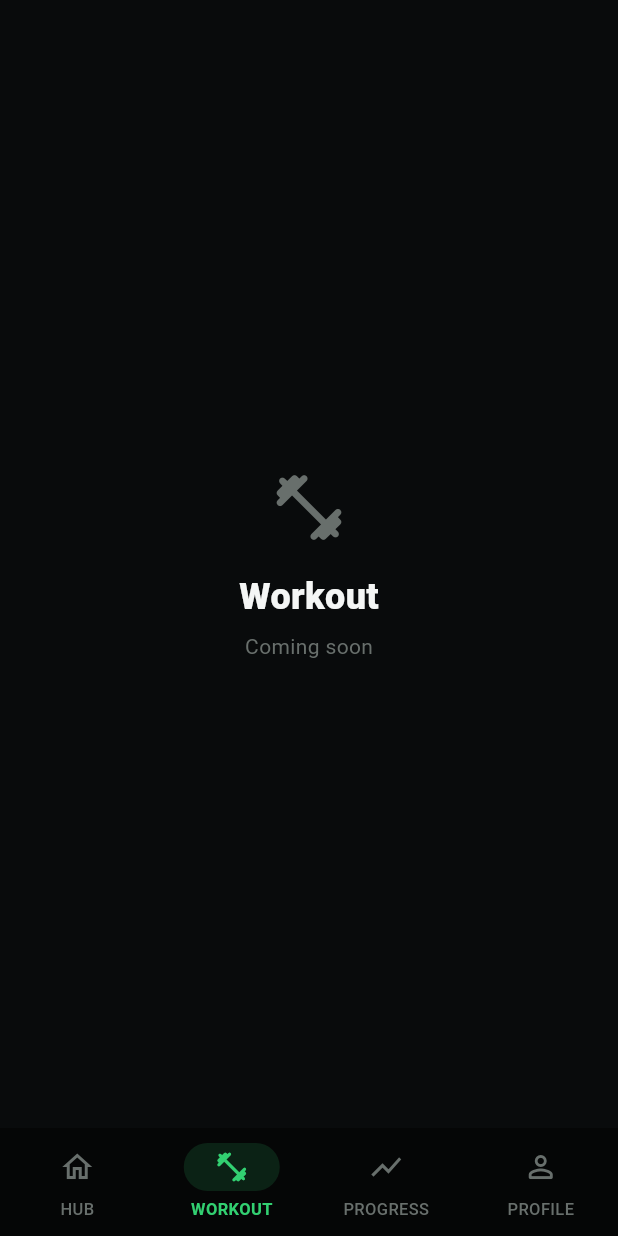
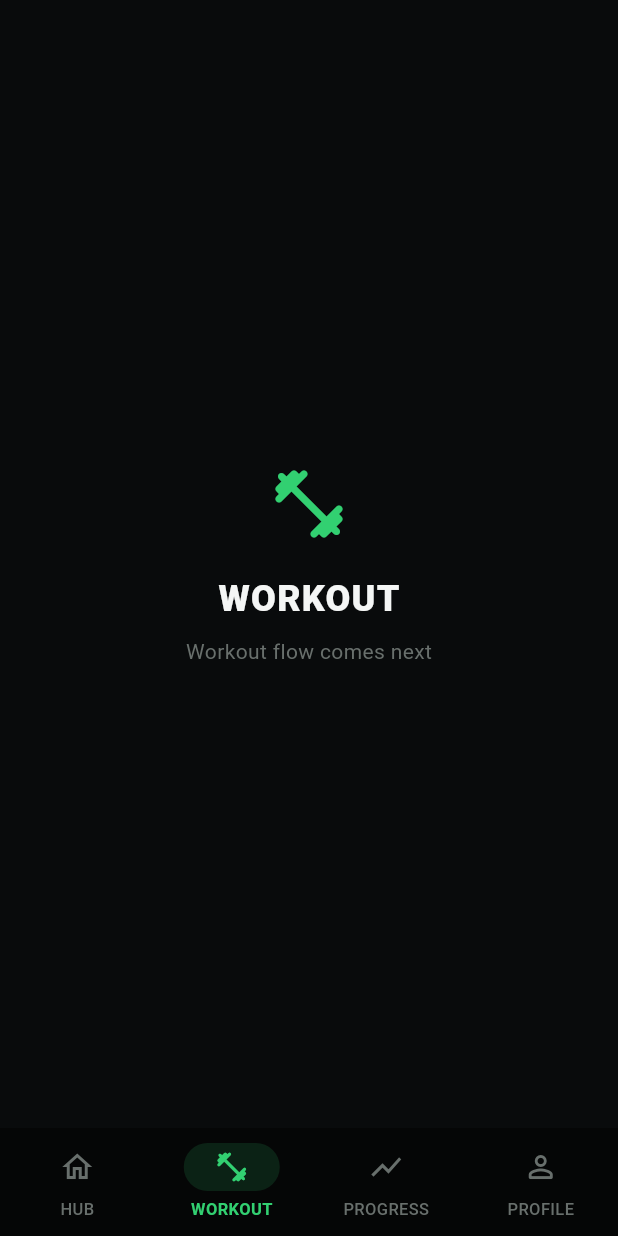
Before and after one commit to MLundberg82/GymRat, a Flutter app: the screen it shows after launch, item 2 of the bottom bar chosen, on a phone screen of 412 x 824 dp. Run offline on Flutter 3.47's test engine with Material 3 defaults, Android fonts, the phone set to English and light mode, and no system bars.

Commit message:
Create GymRat app shell and feature navigation

```diff
--- a/lib/app/gymrat_app.dart
+++ b/lib/app/gymrat_app.dart
@@ -1,7 +1,7 @@
 import 'package:flutter/material.dart';
 
 import '../core/theme/gymrat_theme.dart';
-import '../features/hub/presentation/hub_screen.dart';
+import 'gymrat_shell.dart';
 
 class GymRatApp extends StatelessWidget {
   const GymRatApp({super.key});
@@ -12,7 +12,7 @@ class GymRatApp extends StatelessWidget {
       title: 'GymRat',
       debugShowCheckedModeBanner: false,
       theme: GymRatTheme.dark,
-      home: const HubScreen(),
+      home: const GymRatShell(),
     );
   }
 }
--- /dev/null
+++ b/lib/app/gymrat_shell.dart
@@ -0,0 +1,69 @@
+import 'package:flutter/material.dart';
+
+import '../core/theme/gymrat_colors.dart';
+import '../features/hub/presentation/hub_screen.dart';
+import '../features/profile/presentation/profile_screen.dart';
+import '../features/progress/presentation/progress_screen.dart';
+import '../features/workout/presentation/workout_screen.dart';
+
+class GymRatShell extends StatefulWidget {
+  const GymRatShell({super.key});
+
+  @override
+  State<GymRatShell> createState() => _GymRatShellState();
+}
+
+class _GymRatShellState extends State<GymRatShell> {
+  int _selectedIndex = 0;
+
+  static const List<Widget> _screens = [
+    HubScreen(),
+    WorkoutScreen(),
+    ProgressScreen(),
+    ProfileScreen(),
+  ];
+
+  @override
+  Widget build(BuildContext context) {
+    return Scaffold(
+      body: SafeArea(
+        bottom: false,
+        child: IndexedStack(
+          index: _selectedIndex,
+          children: _screens,
+        ),
+      ),
+      bottomNavigationBar: NavigationBar(
+        selectedIndex: _selectedIndex,
+        onDestinationSelected: (index) {
+          setState(() {
+            _selectedIndex = index;
+          });
+        },
+        destinations: const [
+          NavigationDestination(
+            icon: Icon(Icons.home_outlined),
+            selectedIcon: Icon(Icons.home_rounded),
+            label: 'HUB',
+          ),
+          NavigationDestination(
+            icon: Icon(Icons.fitness_center_outlined),
+            selectedIcon: Icon(Icons.fitness_center_rounded),
+            label: 'WORKOUT',
+          ),
+          NavigationDestination(
+            icon: Icon(Icons.show_chart_outlined),
+            selectedIcon: Icon(Icons.show_chart_rounded),
+            label: 'PROGRESS',
+          ),
+          NavigationDestination(
+            icon: Icon(Icons.person_outline_rounded),
+            selectedIcon: Icon(Icons.person_rounded),
+            label: 'PROFILE',
+          ),
+        ],
+      ),
+      backgroundColor: GymRatColors.background,
+    );
+  }
+}
--- a/lib/features/hub/presentation/hub_screen.dart
+++ b/lib/features/hub/presentation/hub_screen.dart
@@ -2,76 +2,8 @@ import 'package:flutter/material.dart';
 
 import '../../../core/theme/gymrat_colors.dart';
 
-class HubScreen extends StatefulWidget {
+class HubScreen extends StatelessWidget {
   const HubScreen({super.key});
-
-  @override
-  State<HubScreen> createState() => _HubScreenState();
-}
-
-class _HubScreenState extends State<HubScreen> {
-  int _selectedIndex = 0;
-
-  @override
-  Widget build(BuildContext context) {
-    return Scaffold(
-      body: SafeArea(
-        bottom: false,
-        child: IndexedStack(
-          index: _selectedIndex,
-          children: const [
-            _HomeView(),
-            _PlaceholderView(
-              title: 'Workout',
-              icon: Icons.fitness_center_rounded,
-            ),
-            _PlaceholderView(
-              title: 'Progress',
-              icon: Icons.show_chart_rounded,
-            ),
-            _PlaceholderView(
-              title: 'Profile',
-              icon: Icons.person_outline_rounded,
-            ),
-          ],
-        ),
-      ),
-      bottomNavigationBar: NavigationBar(
-        selectedIndex: _selectedIndex,
-        onDestinationSelected: (index) {
-          setState(() {
-            _selectedIndex = index;
-          });
-        },
-        destinations: const [
-          NavigationDestination(
-            icon: Icon(Icons.home_outlined),
-            selectedIcon: Icon(Icons.home_rounded),
-            label: 'HUB',
-          ),
-          NavigationDestination(
-            icon: Icon(Icons.fitness_center_outlined),
-            selectedIcon: Icon(Icons.fitness_center_rounded),
-            label: 'WORKOUT',
-          ),
-          NavigationDestination(
-            icon: Icon(Icons.show_chart_outlined),
-            selectedIcon: Icon(Icons.show_chart_rounded),
-            label: 'PROGRESS',
-          ),
-          NavigationDestination(
-            icon: Icon(Icons.person_outline_rounded),
-            selectedIcon: Icon(Icons.person_rounded),
-            label: 'PROFILE',
-          ),
-        ],
-      ),
-    );
-  }
-}
-
-class _HomeView extends StatelessWidget {
-  const _HomeView();
 
   @override
   Widget build(BuildContext context) {
@@ -242,7 +174,7 @@ class _CharacterPlaceholder extends StatelessWidget {
       child: Stack(
         alignment: Alignment.center,
         children: [
-          Positioned(
+          const Positioned(
             top: 20,
             left: 20,
             child: _StatBadge(
@@ -251,7 +183,7 @@ class _CharacterPlaceholder extends StatelessWidget {
               label: 'DAY STREAK',
             ),
           ),
-          Positioned(
+          const Positioned(
             top: 20,
             right: 20,
             child: _StatBadge(
@@ -335,45 +267,3 @@ class _StatBadge extends StatelessWidget {
     );
   }
 }
-
-class _PlaceholderView extends StatelessWidget {
-  const _PlaceholderView({
-    required this.title,
-    required this.icon,
-  });
-
-  final String title;
-  final IconData icon;
-
-  @override
-  Widget build(BuildContext context) {
-    return Center(
-      child: Column(
-        mainAxisSize: MainAxisSize.min,
-        children: [
-          Icon(
-            icon,
-            size: 54,
-            color: GymRatColors.textMuted,
-          ),
-          const SizedBox(height: 16),
-          Text(
-            title,
-            style: const TextStyle(
-              color: GymRatColors.textPrimary,
-              fontSize: 24,
-              fontWeight: FontWeight.w800,
-            ),
-          ),
-          const SizedBox(height: 6),
-          const Text(
-            'Coming soon',
-            style: TextStyle(
-              color: GymRatColors.textMuted,
-            ),
-          ),
-        ],
-      ),
-    );
-  }
-}
--- /dev/null
+++ b/lib/features/workout/presentation/workout_screen.dart
@@ -0,0 +1,65 @@
+import 'package:flutter/material.dart';
+
+import '../../../core/theme/gymrat_colors.dart';
+
+class WorkoutScreen extends StatelessWidget {
+  const WorkoutScreen({super.key});
+
+  @override
+  Widget build(BuildContext context) {
+    return const _FeaturePlaceholder(
+      icon: Icons.fitness_center_rounded,
+      title: 'WORKOUT',
+      subtitle: 'Workout flow comes next',
+      accentColor: GymRatColors.green,
+    );
+  }
+}
+
+class _FeaturePlaceholder extends StatelessWidget {
+  const _FeaturePlaceholder({
+    required this.icon,
+    required this.title,
+    required this.subtitle,
+    required this.accentColor,
+  });
+
+  final IconData icon;
+  final String title;
+  final String subtitle;
+  final Color accentColor;
+
+  @override
+  Widget build(BuildContext context) {
+    return Center(
+      child: Column(
+        mainAxisSize: MainAxisSize.min,
+        children: [
+          Icon(
+            icon,
+            size: 56,
+            color: accentColor,
+          ),
+          const SizedBox(height: 18),
+          Text(
+            title,
+            style: const TextStyle(
+              color: GymRatColors.textPrimary,
+              fontSize: 24,
+              fontWeight: FontWeight.w900,
+              letterSpacing: 0.8,
+            ),
+          ),
+          const SizedBox(height: 8),
+          Text(
+            subtitle,
+            style: const TextStyle(
+              color: GymRatColors.textMuted,
+              fontSize: 14,
+            ),
+          ),
+        ],
+      ),
+    );
+  }
+}
```
Also changed, not shown: lib/features/profile/presentation/profile_screen.dart (added, +41 -0 lines), lib/features/progress/presentation/progress_screen.dart (added, +41 -0 lines).
